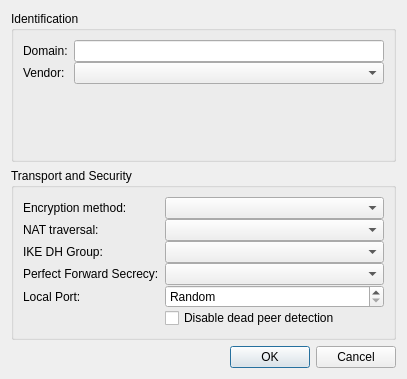
Above: vpn/vpnc/vpncadvanced.ui from KDE/plasma-nm before the change. Below: the same form after it.
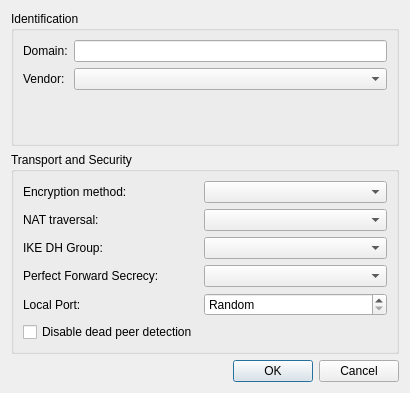
That is the form after the change.

```diff
--- a/vpn/vpnc/vpncadvanced.ui
+++ b/vpn/vpnc/vpncadvanced.ui
@@ -7,8 +7,8 @@
    <rect>
     <x>0</x>
     <y>0</y>
-    <width>407</width>
-    <height>379</height>
+    <width>410</width>
+    <height>393</height>
    </rect>
   </property>
   <layout class="QVBoxLayout" name="verticalLayout">
@@ -19,7 +19,7 @@
      </property>
      <layout class="QFormLayout" name="formLayout">
       <property name="verticalSpacing">
-       <number>0</number>
+       <number>6</number>
       </property>
       <item row="0" column="0">
        <widget class="QLabel" name="label">
@@ -74,7 +74,7 @@
        <enum>QFormLayout::ExpandingFieldsGrow</enum>
       </property>
       <property name="verticalSpacing">
-       <number>0</number>
+       <number>6</number>
       </property>
       <item row="0" column="0">
        <widget class="QLabel" name="label_3">
@@ -168,22 +168,6 @@
         </property>
        </widget>
       </item>
-      <item row="5" column="1">
-       <widget class="QCheckBox" name="deadPeer">
-        <property name="sizePolicy">
-         <sizepolicy hsizetype="MinimumExpanding" vsizetype="Fixed">
-          <horstretch>0</horstretch>
-          <verstretch>0</verstretch>
-         </sizepolicy>
-        </property>
-        <property name="toolTip">
-         <string>Disable sending DPD packets (sets timeout to 0).</string>
-        </property>
-        <property name="text">
-         <string>Disable dead peer detection</string>
-        </property>
-       </widget>
-      </item>
       <item row="4" column="0">
        <widget class="QLabel" name="label_7">
         <property name="text">
@@ -213,6 +197,22 @@
         </property>
        </widget>
       </item>
+      <item row="5" column="0">
+       <widget class="QCheckBox" name="deadPeer">
+        <property name="sizePolicy">
+         <sizepolicy hsizetype="MinimumExpanding" vsizetype="Fixed">
+          <horstretch>0</horstretch>
+          <verstretch>0</verstretch>
+         </sizepolicy>
+        </property>
+        <property name="toolTip">
+         <string>Disable sending DPD packets (set timeout to 0).</string>
+        </property>
+        <property name="text">
+         <string>Disable dead peer detection</string>
+        </property>
+       </widget>
+      </item>
      </layout>
     </widget>
    </item>
```
